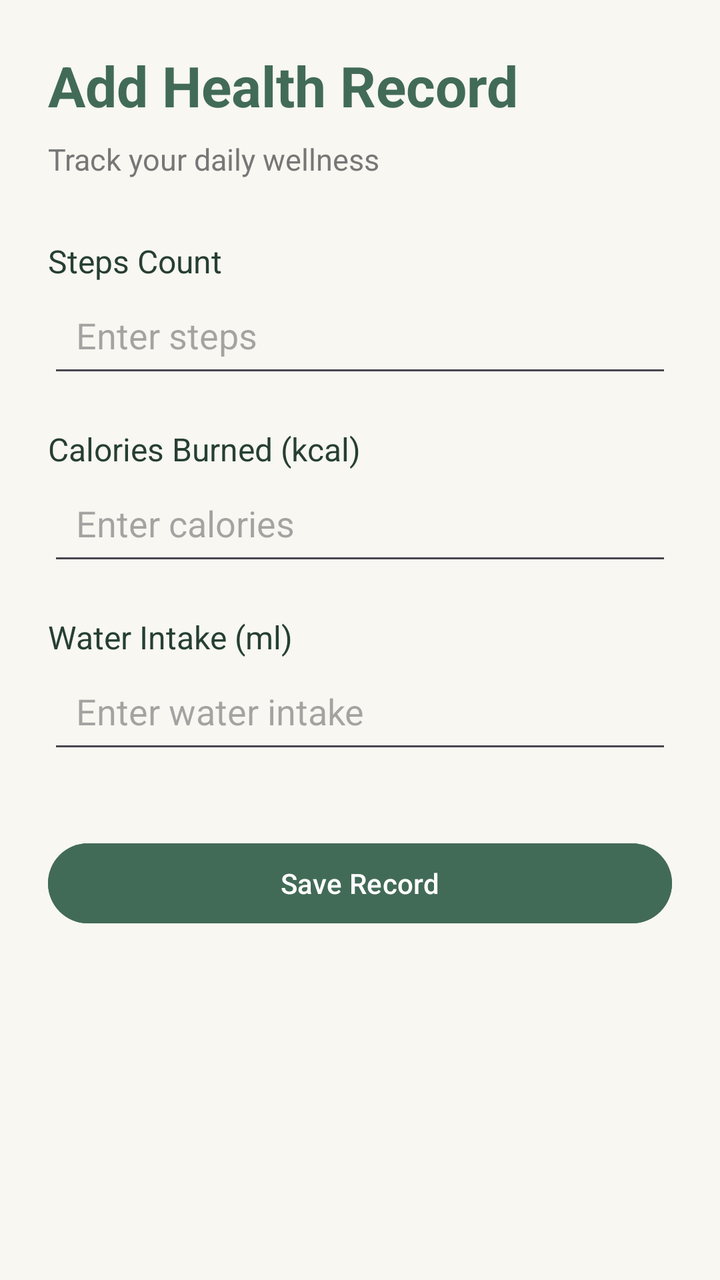
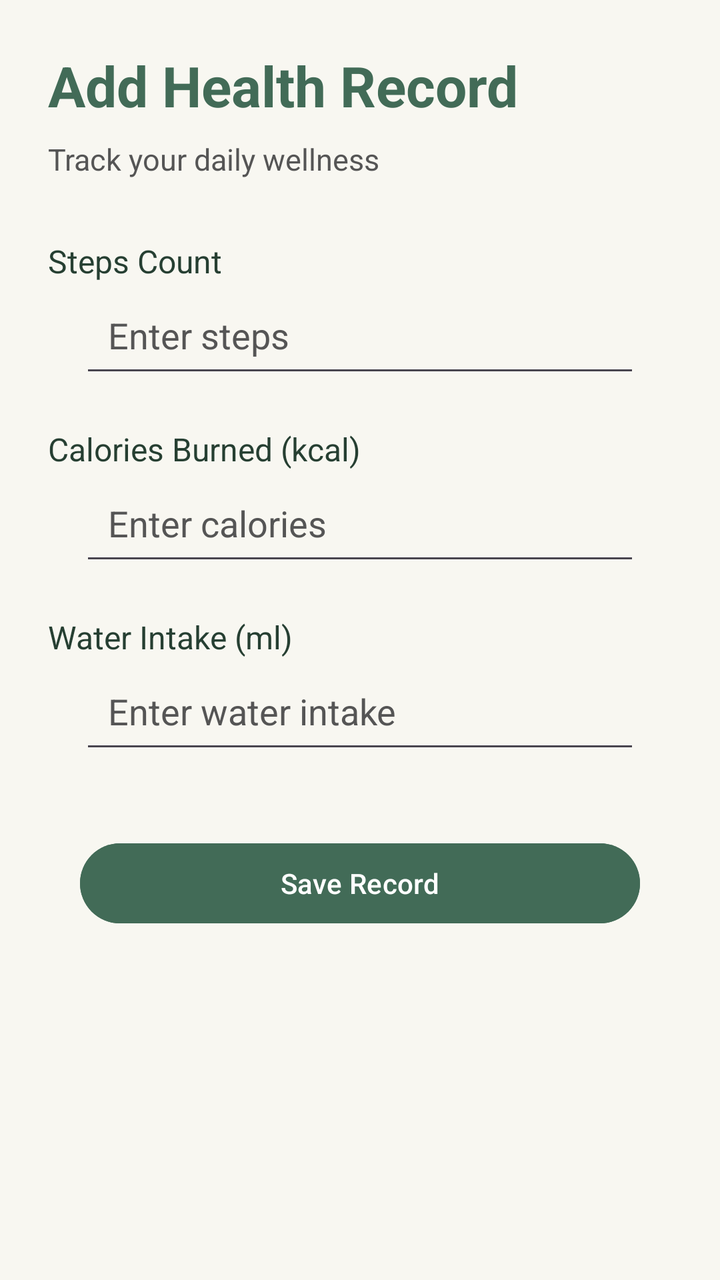

Two renders of the same Android screen: before a commit and after it. Below are the layout's source before the change and the commit's diff.
<!-- AndroidManifest.xml: application theme Theme.HealthMate -->
<!-- res/layout/activity_add_record.xml -->
<?xml version="1.0" encoding="utf-8"?>
<ScrollView xmlns:android="http://schemas.android.com/apk/res/android"
    android:layout_width="match_parent"
    android:layout_height="match_parent"
    android:background="#F8F7F1"
    android:fillViewport="true">

    <LinearLayout
        android:layout_width="match_parent"
        android:layout_height="wrap_content"
        android:orientation="vertical"
        android:padding="24dp">

        <TextView
            android:layout_width="match_parent"
            android:layout_height="wrap_content"
            android:text="Add Health Record"
            android:textColor="#426B57"
            android:textSize="28sp"
            android:textStyle="bold" />

        <TextView
            android:layout_width="match_parent"
            android:layout_height="wrap_content"
            android:layout_marginTop="8dp"
            android:text="Track your daily wellness"
            android:textColor="#777777"
            android:textSize="15sp" />

        <TextView
            android:layout_width="match_parent"
            android:layout_height="wrap_content"
            android:layout_marginTop="30dp"
            android:text="Steps Count"
            android:textColor="#263F32"
            android:textSize="16sp" />

        <EditText
            android:id="@+id/etSteps"
            android:layout_width="match_parent"
            android:layout_height="wrap_content"
            android:hint="Enter steps"
            android:inputType="number"
            android:padding="14dp" />

        <TextView
            android:layout_width="match_parent"
            android:layout_height="wrap_content"
            android:layout_marginTop="20dp"
            android:text="Calories Burned (kcal)"
            android:textColor="#263F32"
            android:textSize="16sp" />

        <EditText
            android:id="@+id/etCalories"
            android:layout_width="match_parent"
            android:layout_height="wrap_content"
            android:hint="Enter calories"
            android:inputType="numberDecimal"
            android:padding="14dp" />

        <TextView
            android:layout_width="match_parent"
            android:layout_height="wrap_content"
            android:layout_marginTop="20dp"
            android:text="Water Intake (ml)"
            android:textColor="#263F32"
            android:textSize="16sp" />

        <EditText
            android:id="@+id/etWater"
            android:layout_width="match_parent"
            android:layout_height="wrap_content"
            android:hint="Enter water intake"
            android:inputType="number"
            android:padding="14dp" />

        <Button
            android:id="@+id/btnSaveRecord"
            android:layout_width="match_parent"
            android:layout_height="wrap_content"
            android:layout_marginTop="36dp"
            android:text="Save Record"
            android:backgroundTint="#426B57"
            android:textColor="#FFFFFF" />

    </LinearLayout>
</ScrollView>
<!-- resources referenced by this layout -->
<resources>
  <style name="Theme.HealthMate" parent="Base.Theme.HealthMate" />
  <style name="Base.Theme.HealthMate" parent="Theme.Material3.DayNight.NoActionBar">
          
          
      </style>
</resources>

<!-- the commit's change to res/layout/activity_add_record.xml (unified diff, before → after) -->
@@ -14,7 +14,7 @@
         <TextView
             android:layout_width="match_parent"
             android:layout_height="wrap_content"
-            android:text="Add Health Record"
+            android:text="@string/home_add_record"
             android:textColor="#426B57"
             android:textSize="28sp"
             android:textStyle="bold" />
@@ -23,64 +23,78 @@
             android:layout_width="match_parent"
             android:layout_height="wrap_content"
             android:layout_marginTop="8dp"
-            android:text="Track your daily wellness"
-            android:textColor="#777777"
+            android:text="@string/add_record_subtitle"
+            android:textColor="#555555"
             android:textSize="15sp" />
 
         <TextView
             android:layout_width="match_parent"
             android:layout_height="wrap_content"
             android:layout_marginTop="30dp"
-            android:text="Steps Count"
+            android:text="@string/label_steps"
             android:textColor="#263F32"
             android:textSize="16sp" />
 
         <EditText
             android:id="@+id/etSteps"
-            android:layout_width="match_parent"
+            android:textColor="#263F32"
+            android:textColorHint="#555555"
+            android:layout_width="280dp"
+            android:layout_gravity="center_horizontal"
             android:layout_height="wrap_content"
-            android:hint="Enter steps"
+            android:hint="@string/hint_steps"
             android:inputType="number"
+            android:importantForAutofill="no"
             android:padding="14dp" />
 
         <TextView
             android:layout_width="match_parent"
             android:layout_height="wrap_content"
             android:layout_marginTop="20dp"
-            android:text="Calories Burned (kcal)"
+            android:text="@string/label_calories"
             android:textColor="#263F32"
             android:textSize="16sp" />
 
         <EditText
             android:id="@+id/etCalories"
-            android:layout_width="match_parent"
+            android:textColor="#263F32"
+            android:textColorHint="#555555"
+            android:layout_width="280dp"
+            android:layout_gravity="center_horizontal"
             android:layout_height="wrap_content"
-            android:hint="Enter calories"
+            android:hint="@string/hint_calories"
             android:inputType="numberDecimal"
+            android:importantForAutofill="no"
             android:padding="14dp" />
+
 
         <TextView
             android:layout_width="match_parent"
             android:layout_height="wrap_content"
             android:layout_marginTop="20dp"
-            android:text="Water Intake (ml)"
+            android:text="@string/label_water"
             android:textColor="#263F32"
             android:textSize="16sp" />
 
         <EditText
             android:id="@+id/etWater"
-            android:layout_width="match_parent"
+            android:textColor="#263F32"
+            android:textColorHint="#555555"
+            android:layout_width="280dp"
+            android:layout_gravity="center_horizontal"
             android:layout_height="wrap_content"
-            android:hint="Enter water intake"
+            android:hint="@string/hint_water"
             android:inputType="number"
+            android:importantForAutofill="no"
             android:padding="14dp" />
 
         <Button
             android:id="@+id/btnSaveRecord"
-            android:layout_width="match_parent"
+            android:layout_width="280dp"
+            android:layout_gravity="center_horizontal"
             android:layout_height="wrap_content"
             android:layout_marginTop="36dp"
-            android:text="Save Record"
+            android:text="@string/save_record"
             android:backgroundTint="#426B57"
             android:textColor="#FFFFFF" />
 
<!-- resource entries referenced after the edit -->
@@ -1,5 +1,14 @@
 <!-- resources referenced by this layout -->
 <resources>
+  <string name="add_record_subtitle">Track your daily wellness</string>
+  <string name="hint_calories">Enter calories</string>
+  <string name="hint_steps">Enter steps</string>
+  <string name="hint_water">Enter water intake</string>
+  <string name="home_add_record">Add Health Record</string>
+  <string name="label_calories">Calories Burned (kcal)</string>
+  <string name="label_steps">Steps Count</string>
+  <string name="label_water">Water Intake (ml)</string>
+  <string name="save_record">Save Record</string>
   <style name="Theme.HealthMate" parent="Base.Theme.HealthMate" />
   <style name="Base.Theme.HealthMate" parent="Theme.Material3.DayNight.NoActionBar">
           
